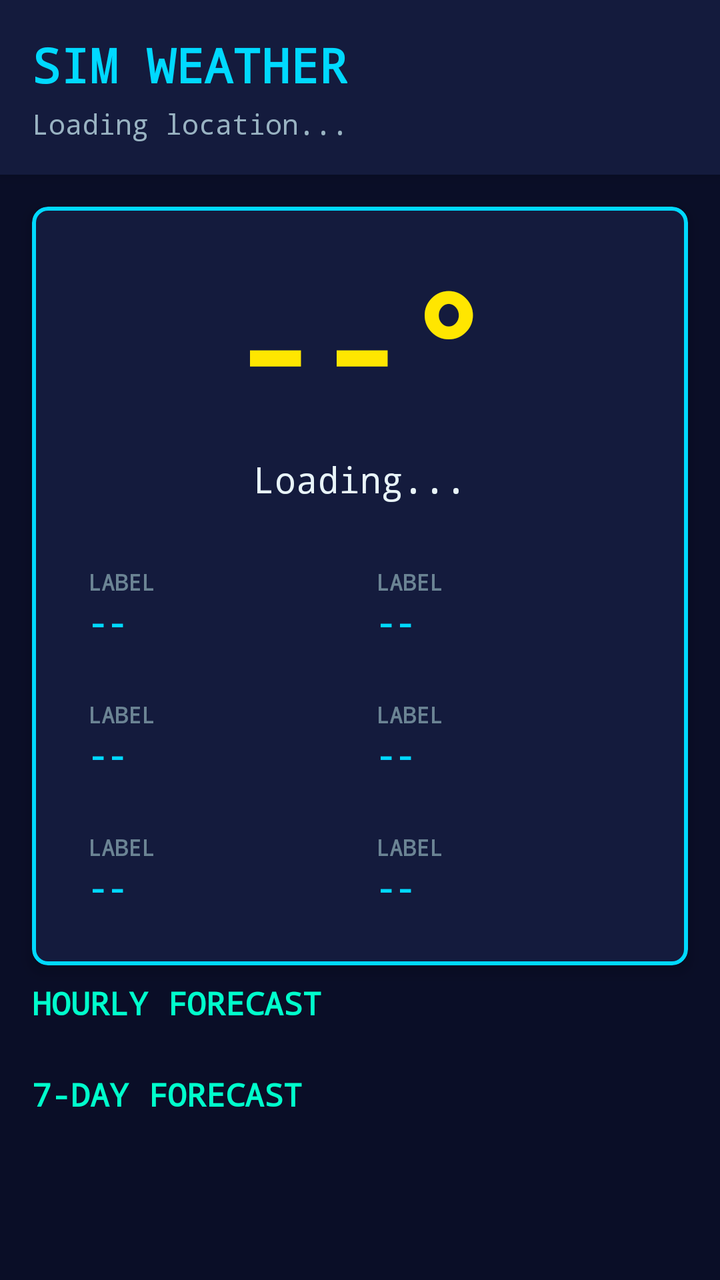
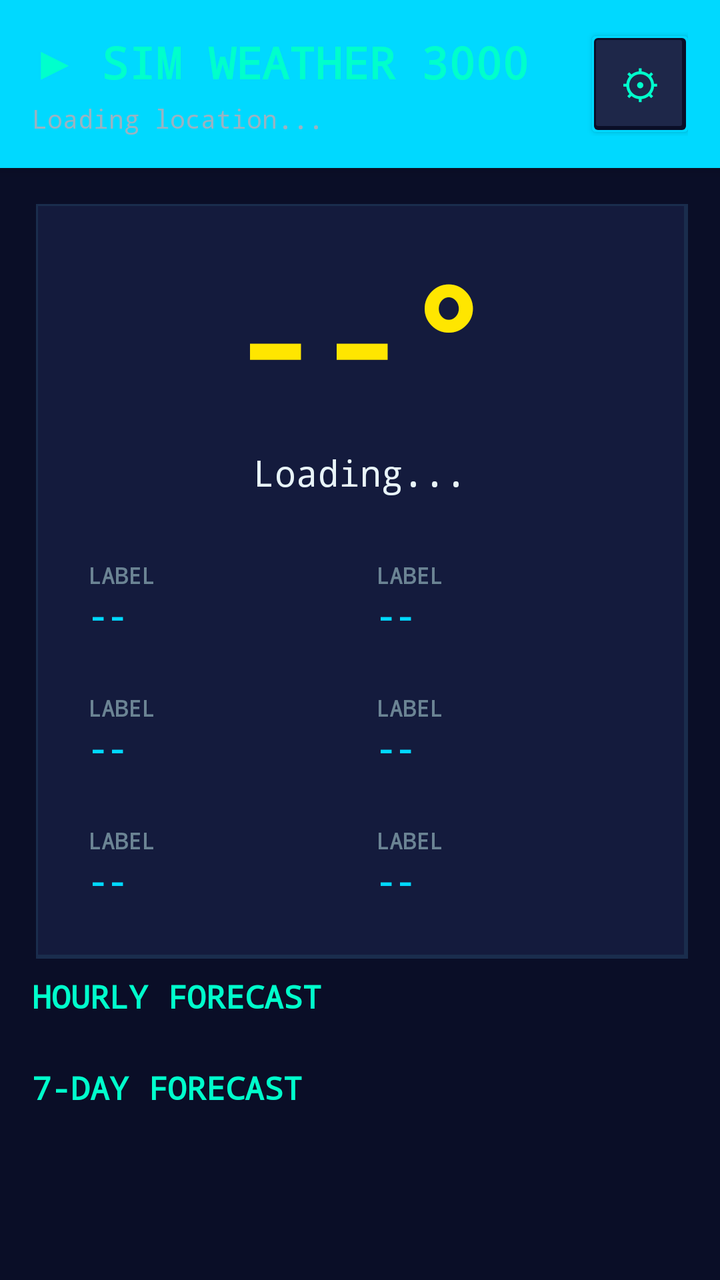

The first picture is an Android layout as it rendered before a commit; the second is the same layout after the commit. The layout source and the unified diff follow.
<!-- AndroidManifest.xml: application theme Theme.SimWeather -->
<!-- res/layout/activity_main.xml -->
<?xml version="1.0" encoding="utf-8"?>
<ScrollView xmlns:android="http://schemas.android.com/apk/res/android"
    xmlns:app="http://schemas.android.com/apk/res-auto"
    xmlns:tools="http://schemas.android.com/tools"
    android:layout_width="match_parent"
    android:layout_height="match_parent"
    android:background="@color/sim_dark_bg"
    android:fillViewport="true"
    tools:context=".MainActivity">

    <androidx.constraintlayout.widget.ConstraintLayout
        android:layout_width="match_parent"
        android:layout_height="wrap_content"
        android:padding="0dp">

        
        <LinearLayout
            android:id="@+id/headerBar"
            android:layout_width="match_parent"
            android:layout_height="wrap_content"
            android:background="@color/sim_dark_surface"
            android:elevation="4dp"
            android:orientation="vertical"
            android:padding="16dp"
            app:layout_constraintEnd_toEndOf="parent"
            app:layout_constraintStart_toStartOf="parent"
            app:layout_constraintTop_toTopOf="parent">

            <TextView
                android:id="@+id/tvAppTitle"
                android:layout_width="wrap_content"
                android:layout_height="wrap_content"
                android:fontFamily="monospace"
                android:text="SIM WEATHER"
                android:textColor="@color/sim_teal_primary"
                android:textSize="24sp"
                android:textStyle="bold" />

            <TextView
                android:id="@+id/tvLocation"
                android:layout_width="wrap_content"
                android:layout_height="wrap_content"
                android:layout_marginTop="4dp"
                android:fontFamily="monospace"
                android:text="Loading location..."
                android:textColor="@color/sim_text_secondary"
                android:textSize="14sp" />

        </LinearLayout>

        
        <com.google.android.material.card.MaterialCardView
            android:id="@+id/currentWeatherCard"
            android:layout_width="match_parent"
            android:layout_height="wrap_content"
            android:layout_margin="16dp"
            app:cardBackgroundColor="@color/sim_dark_surface"
            app:cardCornerRadius="8dp"
            app:cardElevation="4dp"
            app:layout_constraintEnd_toEndOf="parent"
            app:layout_constraintStart_toStartOf="parent"
            app:layout_constraintTop_toBottomOf="@id/headerBar"
            app:strokeColor="@color/sim_teal_primary"
            app:strokeWidth="2dp">

            <LinearLayout
                android:layout_width="match_parent"
                android:layout_height="wrap_content"
                android:orientation="vertical"
                android:padding="20dp">

                
                <TextView
                    android:id="@+id/tvTemperature"
                    android:layout_width="wrap_content"
                    android:layout_height="wrap_content"
                    android:layout_gravity="center_horizontal"
                    android:fontFamily="monospace"
                    android:text="--°"
                    android:textColor="@color/sim_yellow"
                    android:textSize="72sp"
                    android:textStyle="bold" />

                <TextView
                    android:id="@+id/tvCondition"
                    android:layout_width="wrap_content"
                    android:layout_height="wrap_content"
                    android:layout_gravity="center_horizontal"
                    android:layout_marginTop="8dp"
                    android:fontFamily="monospace"
                    android:text="Loading..."
                    android:textColor="@color/sim_text_primary"
                    android:textSize="18sp" />

                
                <LinearLayout
                    android:layout_width="match_parent"
                    android:layout_height="wrap_content"
                    android:layout_marginTop="24dp"
                    android:orientation="horizontal"
                    android:weightSum="2">

                    
                    <LinearLayout
                        android:layout_width="0dp"
                        android:layout_height="wrap_content"
                        android:layout_weight="1"
                        android:orientation="vertical">

                        <include
                            layout="@layout/item_weather_stat"
                            android:id="@+id/statFeelsLike"
                            android:layout_width="match_parent"
                            android:layout_height="wrap_content" />

                        <include
                            layout="@layout/item_weather_stat"
                            android:id="@+id/statWind"
                            android:layout_width="match_parent"
                            android:layout_height="wrap_content"
                            android:layout_marginTop="12dp" />

                        <include
                            layout="@layout/item_weather_stat"
                            android:id="@+id/statPressure"
                            android:layout_width="match_parent"
                            android:layout_height="wrap_content"
                            android:layout_marginTop="12dp" />

                    </LinearLayout>

                    
                    <LinearLayout
                        android:layout_width="0dp"
                        android:layout_height="wrap_content"
                        android:layout_weight="1"
                        android:orientation="vertical">

                        <include
                            layout="@layout/item_weather_stat"
                            android:id="@+id/statHumidity"
                            android:layout_width="match_parent"
                            android:layout_height="wrap_content" />

                        <include
                            layout="@layout/item_weather_stat"
                            android:id="@+id/statVisibility"
                            android:layout_width="match_parent"
                            android:layout_height="wrap_content"
                            android:layout_marginTop="12dp" />

                        <include
                            layout="@layout/item_weather_stat"
                            android:id="@+id/statUV"
                            android:layout_width="match_parent"
                            android:layout_height="wrap_content"
                            android:layout_marginTop="12dp" />

                    </LinearLayout>

                </LinearLayout>

            </LinearLayout>

        </com.google.android.material.card.MaterialCardView>

        
        <TextView
            android:id="@+id/tvHourlyTitle"
            android:layout_width="wrap_content"
            android:layout_height="wrap_content"
            android:layout_marginStart="16dp"
            android:layout_marginTop="8dp"
            android:fontFamily="monospace"
            android:text="HOURLY FORECAST"
            android:textColor="@color/sim_cyan_bright"
            android:textSize="16sp"
            android:textStyle="bold"
            app:layout_constraintStart_toStartOf="parent"
            app:layout_constraintTop_toBottomOf="@id/currentWeatherCard" />

        <androidx.recyclerview.widget.RecyclerView
            android:id="@+id/rvHourlyForecast"
            android:layout_width="match_parent"
            android:layout_height="wrap_content"
            android:layout_marginTop="8dp"
            android:clipToPadding="false"
            android:orientation="horizontal"
            android:paddingStart="16dp"
            android:paddingEnd="16dp"
            app:layoutManager="androidx.recyclerview.widget.LinearLayoutManager"
            app:layout_constraintEnd_toEndOf="parent"
            app:layout_constraintStart_toStartOf="parent"
            app:layout_constraintTop_toBottomOf="@id/tvHourlyTitle"
            tools:listitem="@layout/item_hourly_forecast" />

        
        <TextView
            android:id="@+id/tvDailyTitle"
            android:layout_width="wrap_content"
            android:layout_height="wrap_content"
            android:layout_marginStart="16dp"
            android:layout_marginTop="16dp"
            android:fontFamily="monospace"
            android:text="7-DAY FORECAST"
            android:textColor="@color/sim_cyan_bright"
            android:textSize="16sp"
            android:textStyle="bold"
            app:layout_constraintStart_toStartOf="parent"
            app:layout_constraintTop_toBottomOf="@id/rvHourlyForecast" />

        <androidx.recyclerview.widget.RecyclerView
            android:id="@+id/rvDailyForecast"
            android:layout_width="match_parent"
            android:layout_height="wrap_content"
            android:layout_marginTop="8dp"
            android:layout_marginStart="16dp"
            android:layout_marginEnd="16dp"
            android:nestedScrollingEnabled="false"
            app:layoutManager="androidx.recyclerview.widget.LinearLayoutManager"
            app:layout_constraintEnd_toEndOf="parent"
            app:layout_constraintStart_toStartOf="parent"
            app:layout_constraintTop_toBottomOf="@id/tvDailyTitle"
            tools:listitem="@layout/item_daily_forecast" />

        
        <androidx.recyclerview.widget.RecyclerView
            android:id="@+id/rvAlerts"
            android:layout_width="match_parent"
            android:layout_height="wrap_content"
            android:layout_marginTop="16dp"
            android:layout_marginStart="16dp"
            android:layout_marginEnd="16dp"
            android:layout_marginBottom="16dp"
            android:nestedScrollingEnabled="false"
            android:visibility="gone"
            app:layoutManager="androidx.recyclerview.widget.LinearLayoutManager"
            app:layout_constraintBottom_toBottomOf="parent"
            app:layout_constraintEnd_toEndOf="parent"
            app:layout_constraintStart_toStartOf="parent"
            app:layout_constraintTop_toBottomOf="@id/rvDailyForecast"
            tools:listitem="@layout/item_alert" />

        
        <ProgressBar
            android:id="@+id/progressBar"
            android:layout_width="wrap_content"
            android:layout_height="wrap_content"
            android:indeterminateTint="@color/sim_teal_primary"
            android:visibility="gone"
            app:layout_constraintBottom_toBottomOf="parent"
            app:layout_constraintEnd_toEndOf="parent"
            app:layout_constraintStart_toStartOf="parent"
            app:layout_constraintTop_toTopOf="parent" />

        
        <TextView
            android:id="@+id/tvError"
            android:layout_width="wrap_content"
            android:layout_height="wrap_content"
            android:fontFamily="monospace"
            android:text="Error loading weather"
            android:textColor="@color/sim_red"
            android:textSize="16sp"
            android:visibility="gone"
            app:layout_constraintBottom_toBottomOf="parent"
            app:layout_constraintEnd_toEndOf="parent"
            app:layout_constraintStart_toStartOf="parent"
            app:layout_constraintTop_toTopOf="parent" />

    </androidx.constraintlayout.widget.ConstraintLayout>

</ScrollView>
<!-- res/layout/item_weather_stat.xml (included above) -->
<?xml version="1.0" encoding="utf-8"?>
<LinearLayout xmlns:android="http://schemas.android.com/apk/res/android"
    android:layout_width="match_parent"
    android:layout_height="wrap_content"
    android:orientation="vertical"
    android:padding="8dp">

    <TextView
        android:id="@+id/tvStatLabel"
        android:layout_width="wrap_content"
        android:layout_height="wrap_content"
        android:fontFamily="monospace"
        android:text="LABEL"
        android:textColor="@color/sim_text_tertiary"
        android:textSize="11sp"
        android:textStyle="bold" />

    <TextView
        android:id="@+id/tvStatValue"
        android:layout_width="wrap_content"
        android:layout_height="wrap_content"
        android:layout_marginTop="2dp"
        android:fontFamily="monospace"
        android:text="--"
        android:textColor="@color/sim_teal_primary"
        android:textSize="16sp"
        android:textStyle="bold" />

</LinearLayout>
<!-- res/layout/item_hourly_forecast.xml (included above) -->
<?xml version="1.0" encoding="utf-8"?>
<com.google.android.material.card.MaterialCardView xmlns:android="http://schemas.android.com/apk/res/android"
    xmlns:app="http://schemas.android.com/apk/res-auto"
    android:layout_width="100dp"
    android:layout_height="wrap_content"
    android:layout_marginEnd="12dp"
    app:cardBackgroundColor="@color/sim_dark_elevated"
    app:cardCornerRadius="8dp"
    app:cardElevation="2dp"
    app:strokeColor="@color/sim_teal_dark"
    app:strokeWidth="1dp">

    <LinearLayout
        android:layout_width="match_parent"
        android:layout_height="wrap_content"
        android:gravity="center_horizontal"
        android:orientation="vertical"
        android:padding="16dp">

        <TextView
            android:id="@+id/tvHourTime"
            android:layout_width="wrap_content"
            android:layout_height="wrap_content"
            android:fontFamily="monospace"
            android:text="12:00"
            android:textColor="@color/sim_text_secondary"
            android:textSize="12sp" />

        <TextView
            android:id="@+id/tvHourCondition"
            android:layout_width="wrap_content"
            android:layout_height="wrap_content"
            android:layout_marginTop="8dp"
            android:fontFamily="monospace"
            android:text="☀"
            android:textColor="@color/sim_yellow"
            android:textSize="28sp" />

        <TextView
            android:id="@+id/tvHourTemp"
            android:layout_width="wrap_content"
            android:layout_height="wrap_content"
            android:layout_marginTop="8dp"
            android:fontFamily="monospace"
            android:text="72°"
            android:textColor="@color/sim_teal_primary"
            android:textSize="18sp"
            android:textStyle="bold" />

        <TextView
            android:id="@+id/tvHourRain"
            android:layout_width="wrap_content"
            android:layout_height="wrap_content"
            android:layout_marginTop="4dp"
            android:fontFamily="monospace"
            android:text="💧 0%"
            android:textColor="@color/sim_cyan_bright"
            android:textSize="10sp" />

    </LinearLayout>

</com.google.android.material.card.MaterialCardView>
<!-- res/layout/item_daily_forecast.xml (included above) -->
<?xml version="1.0" encoding="utf-8"?>
<com.google.android.material.card.MaterialCardView xmlns:android="http://schemas.android.com/apk/res/android"
    xmlns:app="http://schemas.android.com/apk/res-auto"
    android:layout_width="match_parent"
    android:layout_height="wrap_content"
    android:layout_marginBottom="8dp"
    app:cardBackgroundColor="@color/sim_dark_elevated"
    app:cardCornerRadius="8dp"
    app:cardElevation="2dp"
    app:strokeColor="@color/sim_teal_dark"
    app:strokeWidth="1dp">

    <LinearLayout
        android:layout_width="match_parent"
        android:layout_height="wrap_content"
        android:gravity="center_vertical"
        android:orientation="horizontal"
        android:padding="16dp">

        <LinearLayout
            android:layout_width="0dp"
            android:layout_height="wrap_content"
            android:layout_weight="1"
            android:orientation="vertical">

            <TextView
                android:id="@+id/tvDayName"
                android:layout_width="wrap_content"
                android:layout_height="wrap_content"
                android:fontFamily="monospace"
                android:text="MONDAY"
                android:textColor="@color/sim_text_primary"
                android:textSize="14sp"
                android:textStyle="bold" />

            <TextView
                android:id="@+id/tvDayCondition"
                android:layout_width="wrap_content"
                android:layout_height="wrap_content"
                android:layout_marginTop="2dp"
                android:fontFamily="monospace"
                android:text="Sunny"
                android:textColor="@color/sim_text_secondary"
                android:textSize="11sp" />

        </LinearLayout>

        <TextView
            android:id="@+id/tvDayIcon"
            android:layout_width="wrap_content"
            android:layout_height="wrap_content"
            android:layout_marginEnd="16dp"
            android:fontFamily="monospace"
            android:text="☀"
            android:textColor="@color/sim_yellow"
            android:textSize="32sp" />

        <LinearLayout
            android:layout_width="wrap_content"
            android:layout_height="wrap_content"
            android:orientation="vertical">

            <TextView
                android:id="@+id/tvDayHigh"
                android:layout_width="wrap_content"
                android:layout_height="wrap_content"
                android:fontFamily="monospace"
                android:text="↑ 85°"
                android:textColor="@color/sim_orange"
                android:textSize="16sp"
                android:textStyle="bold" />

            <TextView
                android:id="@+id/tvDayLow"
                android:layout_width="wrap_content"
                android:layout_height="wrap_content"
                android:layout_marginTop="2dp"
                android:fontFamily="monospace"
                android:text="↓ 68°"
                android:textColor="@color/sim_cyan_bright"
                android:textSize="16sp"
                android:textStyle="bold" />

        </LinearLayout>

        <LinearLayout
            android:layout_width="wrap_content"
            android:layout_height="wrap_content"
            android:layout_marginStart="16dp"
            android:orientation="vertical">

            <TextView
                android:id="@+id/tvDayRain"
                android:layout_width="wrap_content"
                android:layout_height="wrap_content"
                android:fontFamily="monospace"
                android:text="💧 10%"
                android:textColor="@color/sim_text_secondary"
                android:textSize="11sp" />

            <TextView
                android:id="@+id/tvDayWind"
                android:layout_width="wrap_content"
                android:layout_height="wrap_content"
                android:layout_marginTop="2dp"
                android:fontFamily="monospace"
                android:text="💨 12mph"
                android:textColor="@color/sim_text_secondary"
                android:textSize="11sp" />

        </LinearLayout>

    </LinearLayout>

</com.google.android.material.card.MaterialCardView>
<!-- res/layout/item_alert.xml (included above) -->
<?xml version="1.0" encoding="utf-8"?>
<com.google.android.material.card.MaterialCardView xmlns:android="http://schemas.android.com/apk/res/android"
    xmlns:app="http://schemas.android.com/apk/res-auto"
    android:layout_width="match_parent"
    android:layout_height="wrap_content"
    android:layout_marginBottom="8dp"
    app:cardBackgroundColor="@color/sim_dark_elevated"
    app:cardCornerRadius="8dp"
    app:cardElevation="4dp"
    app:strokeColor="@color/sim_red"
    app:strokeWidth="2dp">

    <LinearLayout
        android:layout_width="match_parent"
        android:layout_height="wrap_content"
        android:orientation="vertical"
        android:padding="16dp">

        <LinearLayout
            android:layout_width="match_parent"
            android:layout_height="wrap_content"
            android:gravity="center_vertical"
            android:orientation="horizontal">

            <TextView
                android:layout_width="wrap_content"
                android:layout_height="wrap_content"
                android:fontFamily="monospace"
                android:text="⚠"
                android:textColor="@color/sim_red"
                android:textSize="24sp" />

            <TextView
                android:id="@+id/tvAlertSeverity"
                android:layout_width="wrap_content"
                android:layout_height="wrap_content"
                android:layout_marginStart="8dp"
                android:background="@color/sim_red"
                android:fontFamily="monospace"
                android:paddingStart="8dp"
                android:paddingTop="2dp"
                android:paddingEnd="8dp"
                android:paddingBottom="2dp"
                android:text="SEVERE"
                android:textColor="@color/sim_dark_bg"
                android:textSize="10sp"
                android:textStyle="bold" />

        </LinearLayout>

        <TextView
            android:id="@+id/tvAlertHeadline"
            android:layout_width="match_parent"
            android:layout_height="wrap_content"
            android:layout_marginTop="12dp"
            android:fontFamily="monospace"
            android:text="Severe Thunderstorm Warning"
            android:textColor="@color/sim_text_primary"
            android:textSize="14sp"
            android:textStyle="bold" />

        <TextView
            android:id="@+id/tvAlertDesc"
            android:layout_width="match_parent"
            android:layout_height="wrap_content"
            android:layout_marginTop="8dp"
            android:fontFamily="monospace"
            android:text="Alert description goes here..."
            android:textColor="@color/sim_text_secondary"
            android:textSize="12sp" />

        <TextView
            android:id="@+id/tvAlertTime"
            android:layout_width="wrap_content"
            android:layout_height="wrap_content"
            android:layout_marginTop="8dp"
            android:fontFamily="monospace"
            android:text="Effective: Now - Expires: 11:00 PM"
            android:textColor="@color/sim_text_tertiary"
            android:textSize="10sp" />

    </LinearLayout>

</com.google.android.material.card.MaterialCardView>
<!-- resources referenced by this layout -->
<resources>
  <color name="sim_dark_elevated">#1E2749</color>
  <!-- unchanged entries left out for length: 12 -->
</resources>

<!-- the commit's change to res/layout/activity_main.xml (unified diff, before → after) -->
@@ -18,50 +18,66 @@
             android:id="@+id/headerBar"
             android:layout_width="match_parent"
             android:layout_height="wrap_content"
-            android:background="@color/sim_dark_surface"
+            android:background="@drawable/sc3k_header_bg"
             android:elevation="4dp"
+            android:orientation="horizontal"
+            android:padding="16dp"
+            app:layout_constraintEnd_toEndOf="parent"
+            app:layout_constraintStart_toStartOf="parent"
+            app:layout_constraintTop_toTopOf="parent">
+
+            <LinearLayout
+                android:layout_width="0dp"
+                android:layout_height="wrap_content"
+                android:layout_weight="1"
+                android:orientation="vertical">
+
+                <TextView
+                    android:id="@+id/tvAppTitle"
+                    android:layout_width="wrap_content"
+                    android:layout_height="wrap_content"
+                    android:fontFamily="monospace"
+                    android:text="▶ SIM WEATHER 3000"
+                    android:textColor="@color/sim_cyan_bright"
+                    android:textSize="22sp"
+                    android:textStyle="bold" />
+
+                <TextView
+                    android:id="@+id/tvLocation"
+                    android:layout_width="wrap_content"
+                    android:layout_height="wrap_content"
+                    android:layout_marginTop="4dp"
+                    android:fontFamily="monospace"
+                    android:text="Loading location..."
+                    android:textColor="@color/sim_text_secondary"
+                    android:textSize="13sp" />
+
+            </LinearLayout>
+
+            <Button
+                android:id="@+id/btnSettings"
+                android:layout_width="48dp"
+                android:layout_height="48dp"
+                android:layout_gravity="center_vertical"
+                android:background="@drawable/sc3k_button_bg"
+                android:fontFamily="monospace"
+                android:text="⚙"
+                android:textColor="@color/sim_cyan_bright"
+                android:textSize="20sp" />
+
+        </LinearLayout>
+
+        
+        <LinearLayout
+            android:id="@+id/currentWeatherCard"
+            android:layout_width="match_parent"
+            android:layout_height="wrap_content"
+            android:layout_margin="16dp"
+            android:background="@drawable/sc3k_panel_bg"
             android:orientation="vertical"
-            android:padding="16dp"
-            app:layout_constraintEnd_toEndOf="parent"
-            app:layout_constraintStart_toStartOf="parent"
-            app:layout_constraintTop_toTopOf="parent">
-
-            <TextView
-                android:id="@+id/tvAppTitle"
-                android:layout_width="wrap_content"
-                android:layout_height="wrap_content"
-                android:fontFamily="monospace"
-                android:text="SIM WEATHER"
-                android:textColor="@color/sim_teal_primary"
-                android:textSize="24sp"
-                android:textStyle="bold" />
-
-            <TextView
-                android:id="@+id/tvLocation"
-                android:layout_width="wrap_content"
-                android:layout_height="wrap_content"
-                android:layout_marginTop="4dp"
-                android:fontFamily="monospace"
-                android:text="Loading location..."
-                android:textColor="@color/sim_text_secondary"
-                android:textSize="14sp" />
-
-        </LinearLayout>
-
-        
-        <com.google.android.material.card.MaterialCardView
-            android:id="@+id/currentWeatherCard"
-            android:layout_width="match_parent"
-            android:layout_height="wrap_content"
-            android:layout_margin="16dp"
-            app:cardBackgroundColor="@color/sim_dark_surface"
-            app:cardCornerRadius="8dp"
-            app:cardElevation="4dp"
-            app:layout_constraintEnd_toEndOf="parent"
-            app:layout_constraintStart_toStartOf="parent"
-            app:layout_constraintTop_toBottomOf="@id/headerBar"
-            app:strokeColor="@color/sim_teal_primary"
-            app:strokeWidth="2dp">
+            app:layout_constraintEnd_toEndOf="parent"
+            app:layout_constraintStart_toStartOf="parent"
+            app:layout_constraintTop_toBottomOf="@id/headerBar">
 
             <LinearLayout
                 android:layout_width="match_parent"
@@ -162,7 +178,7 @@
 
             </LinearLayout>
 
-        </com.google.android.material.card.MaterialCardView>
+        </LinearLayout>
 
         
         <TextView
@@ -303,16 +319,12 @@
 </LinearLayout>
 <!-- res/layout/item_hourly_forecast.xml (included above) -->
 <?xml version="1.0" encoding="utf-8"?>
-<com.google.android.material.card.MaterialCardView xmlns:android="http://schemas.android.com/apk/res/android"
-    xmlns:app="http://schemas.android.com/apk/res-auto"
+<LinearLayout xmlns:android="http://schemas.android.com/apk/res/android"
     android:layout_width="100dp"
     android:layout_height="wrap_content"
     android:layout_marginEnd="12dp"
-    app:cardBackgroundColor="@color/sim_dark_elevated"
-    app:cardCornerRadius="8dp"
-    app:cardElevation="2dp"
-    app:strokeColor="@color/sim_teal_dark"
-    app:strokeWidth="1dp">
+    android:background="@drawable/sc3k_panel_elevated"
+    android:orientation="vertical">
 
     <LinearLayout
         android:layout_width="match_parent"
@@ -363,19 +375,15 @@
 
     </LinearLayout>
 
-</com.google.android.material.card.MaterialCardView>
+</LinearLayout>
 <!-- res/layout/item_daily_forecast.xml (included above) -->
 <?xml version="1.0" encoding="utf-8"?>
-<com.google.android.material.card.MaterialCardView xmlns:android="http://schemas.android.com/apk/res/android"
-    xmlns:app="http://schemas.android.com/apk/res-auto"
+<LinearLayout xmlns:android="http://schemas.android.com/apk/res/android"
     android:layout_width="match_parent"
     android:layout_height="wrap_content"
     android:layout_marginBottom="8dp"
-    app:cardBackgroundColor="@color/sim_dark_elevated"
-    app:cardCornerRadius="8dp"
-    app:cardElevation="2dp"
-    app:strokeColor="@color/sim_teal_dark"
-    app:strokeWidth="1dp">
+    android:background="@drawable/sc3k_panel_elevated"
+    android:orientation="vertical">
 
     <LinearLayout
         android:layout_width="match_parent"
@@ -479,19 +487,15 @@
 
     </LinearLayout>
 
-</com.google.android.material.card.MaterialCardView>
+</LinearLayout>
 <!-- res/layout/item_alert.xml (included above) -->
 <?xml version="1.0" encoding="utf-8"?>
-<com.google.android.material.card.MaterialCardView xmlns:android="http://schemas.android.com/apk/res/android"
-    xmlns:app="http://schemas.android.com/apk/res-auto"
+<LinearLayout xmlns:android="http://schemas.android.com/apk/res/android"
     android:layout_width="match_parent"
     android:layout_height="wrap_content"
     android:layout_marginBottom="8dp"
-    app:cardBackgroundColor="@color/sim_dark_elevated"
-    app:cardCornerRadius="8dp"
-    app:cardElevation="4dp"
-    app:strokeColor="@color/sim_red"
-    app:strokeWidth="2dp">
+    android:background="@drawable/sc3k_panel_bg"
+    android:orientation="vertical">
 
     <LinearLayout
         android:layout_width="match_parent"
@@ -564,4 +568,4 @@
 
     </LinearLayout>
 
-</com.google.android.material.card.MaterialCardView>
+</LinearLayout>
<!-- resource entries referenced after the edit -->
@@ -1,6 +1,172 @@
 <!-- resources referenced by this layout -->
 <resources>
-  <color name="sim_dark_elevated">#1E2749</color>
+  <!-- drawable sc3k_button_bg (drawable) -->
+  <?xml version="1.0" encoding="utf-8"?>
+  <selector xmlns:android="http://schemas.android.com/apk/res/android">
+      <item android:state_pressed="true">
+          <layer-list>
+              
+              <item>
+                  <shape android:shape="rectangle">
+                      <solid android:color="#0A0E27" />
+                      <corners android:radius="2dp" />
+                  </shape>
+              </item>
+              <item
+                  android:left="2dp"
+                  android:top="2dp"
+                  android:right="2dp"
+                  android:bottom="2dp">
+                  <shape android:shape="rectangle">
+                      <solid android:color="#0F1430" />
+                      <corners android:radius="1dp" />
+                  </shape>
+              </item>
+          </layer-list>
+      </item>
+      <item>
+          
+          <layer-list>
+              <item>
+                  <shape android:shape="rectangle">
+                      <solid android:color="#00D9FF" />
+                      <corners android:radius="2dp" />
+                  </shape>
+              </item>
+              <item
+                  android:left="1dp"
+                  android:top="1dp"
+                  android:right="1dp"
+                  android:bottom="1dp">
+                  <shape android:shape="rectangle">
+                      <solid android:color="#0A0E27" />
+                      <corners android:radius="2dp" />
+                  </shape>
+              </item>
+              <item
+                  android:left="2dp"
+                  android:top="2dp"
+                  android:right="3dp"
+                  android:bottom="3dp">
+                  <shape android:shape="rectangle">
+                      <solid android:color="#1E2749" />
+                      <corners android:radius="1dp" />
+                  </shape>
+              </item>
+          </layer-list>
+      </item>
+  </selector>
+  <!-- drawable sc3k_header_bg (drawable) -->
+  <?xml version="1.0" encoding="utf-8"?>
+  <layer-list xmlns:android="http://schemas.android.com/apk/res/android">
+      
+      <item>
+          <shape android:shape="rectangle">
+              <gradient
+                  android:angle="270"
+                  android:startColor="#1E3A5F"
+                  android:centerColor="#142846"
+                  android:endColor="#0A1428" />
+          </shape>
+      </item>
+  
+      
+      <item android:top="0dp">
+          <shape android:shape="rectangle">
+              <gradient
+                  android:angle="90"
+                  android:startColor="#00D9FF"
+                  android:endColor="#00000000"
+                  android:centerY="0.1" />
+          </shape>
+      </item>
+  
+      
+      <item android:top="0dp">
+          <shape android:shape="rectangle">
+              <solid android:color="#00D9FF" />
+              <size android:height="2dp" />
+          </shape>
+      </item>
+  </layer-list>
+  <!-- drawable sc3k_panel_bg (drawable) -->
+  <?xml version="1.0" encoding="utf-8"?>
+  <layer-list xmlns:android="http://schemas.android.com/apk/res/android">
+      
+      <item>
+          <shape android:shape="rectangle">
+              <solid android:color="#0A0E27" />
+              <corners android:radius="0dp" />
+          </shape>
+      </item>
+  
+      
+      <item
+          android:left="2dp"
+          android:top="2dp">
+          <shape android:shape="rectangle">
+              <solid android:color="#1A2D4D" />
+          </shape>
+      </item>
+  
+      
+      <item
+          android:left="3dp"
+          android:top="3dp"
+          android:right="2dp"
+          android:bottom="2dp">
+          <shape android:shape="rectangle">
+              <solid android:color="#141B3D" />
+          </shape>
+      </item>
+  </layer-list>
+  <!-- drawable sc3k_panel_elevated (drawable) -->
+  <?xml version="1.0" encoding="utf-8"?>
+  <layer-list xmlns:android="http://schemas.android.com/apk/res/android">
+      
+      <item>
+          <shape android:shape="rectangle">
+              <solid android:color="#00FFCC" />
+              <corners android:radius="2dp" />
+          </shape>
+      </item>
+  
+      
+      <item
+          android:left="1dp"
+          android:top="1dp"
+          android:right="1dp"
+          android:bottom="1dp">
+          <shape android:shape="rectangle">
+              <solid android:color="#0A0E27" />
+              <corners android:radius="2dp" />
+          </shape>
+      </item>
+  
+      
+      <item
+          android:left="2dp"
+          android:top="2dp"
+          android:right="2dp"
+          android:bottom="2dp">
+          <shape android:shape="rectangle">
+              <solid android:color="#1E2749" />
+              <corners android:radius="1dp" />
+          </shape>
+      </item>
+  
+      
+      <item
+          android:left="3dp"
+          android:top="3dp"
+          android:right="3dp"
+          android:bottom="3dp">
+          <shape android:shape="rectangle">
+              <solid android:color="#1A2540" />
+              <corners android:radius="1dp" />
+          </shape>
+      </item>
+  </layer-list>
   <!-- unchanged entries left out for length: 12 -->
 </resources>
 
